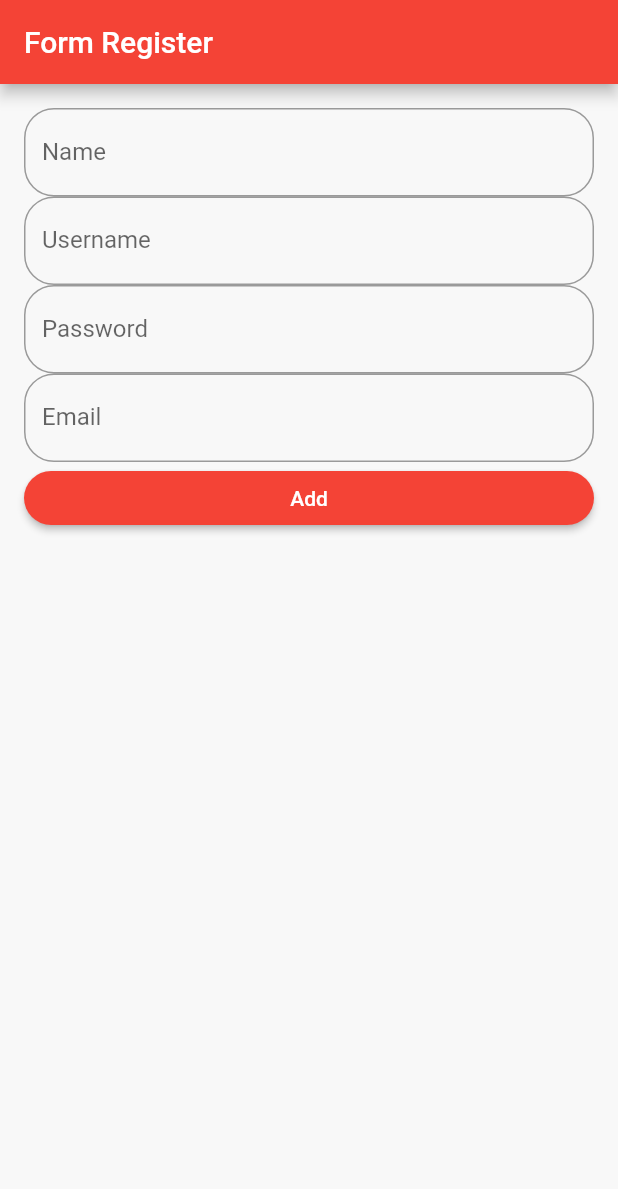
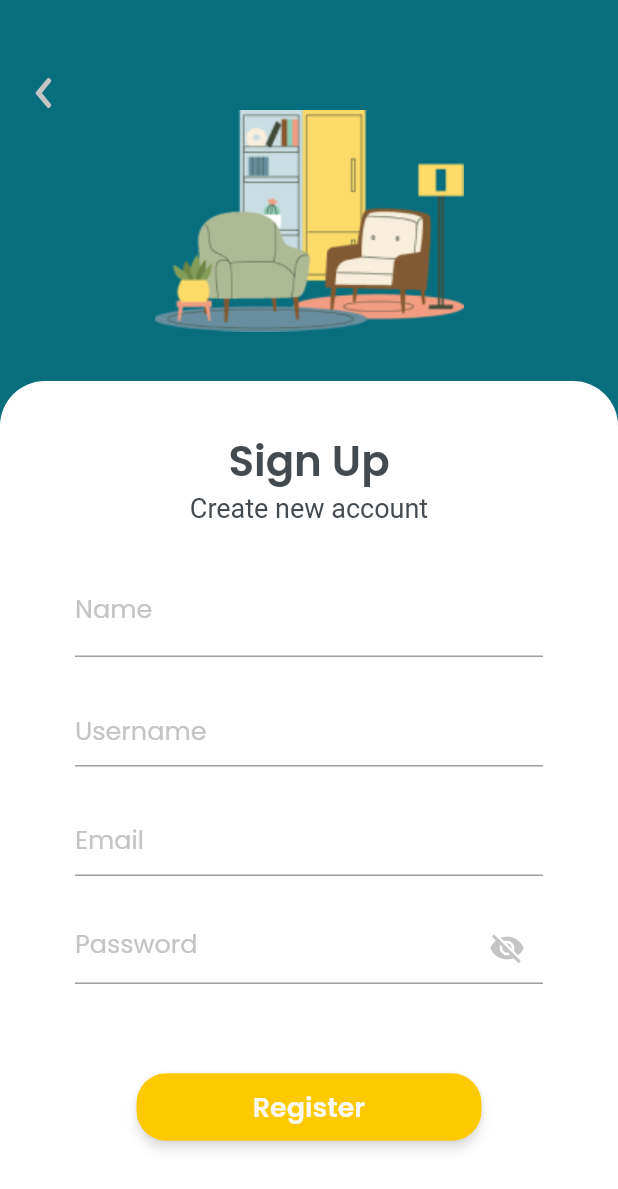
Before and after one commit to rakhaantareza/flutter-furniture-app, a Flutter app: the screen it shows after launch, on a phone screen of 412 x 824 dp. Shown: the top 1189 px of the screen. Run offline on Flutter 3.47's test engine with Material 2 defaults, Android fonts, the phone set to English and light mode, and no system bars; our stand-ins replace flutter_svg, sqflite; accounts and stored records are empty.

Commit message:
first commit

```diff
--- a/lib/screens/register/components/form_users.dart
+++ b/lib/screens/register/components/form_users.dart
@@ -2,7 +2,7 @@ import 'package:flutter/material.dart';
 import 'package:flutter_svg/flutter_svg.dart';
 import 'package:uts_furnity/constants.dart';
 import 'package:uts_furnity/screens/home/home_screen.dart';
-import 'package:uts_furnity/screens/list_users.dart';
+import 'package:uts_furnity/screens/register/components/list_users.dart';
 import 'package:uts_furnity/screens/started/started_screen.dart';
 import 'package:uts_furnity/db/db_helper.dart';
 import 'package:uts_furnity/model/users.dart';
@@ -39,63 +39,146 @@ class _FormUsersState extends State<FormUsers> {
 
   @override
   Widget build(BuildContext context) {
-    final ButtonStyle style = ElevatedButton.styleFrom(primary: Colors.red,
-        shape: RoundedRectangleBorder(borderRadius: BorderRadius.circular(20)));
+    var size = MediaQuery.of(context).size;
     return Scaffold(
-      appBar: AppBar(
-        title: Text('Form Register'),
-        backgroundColor: Colors.red,
+      backgroundColor: kPrimaryColor,
+      bottomNavigationBar: Container(
+        padding: const EdgeInsets.only(
+            top: 20, right: 50, left: 50, bottom: 50
         ),
-      body: ListView(
-        padding: EdgeInsets.all(16.0),
+        height: 570,
+        decoration: const BoxDecoration(
+          borderRadius: BorderRadius.vertical(
+            top: Radius.circular(30),
+          ),
+          color: Colors.white,
+        ),
+        child: Column(
+          crossAxisAlignment: CrossAxisAlignment.center,
+          mainAxisAlignment: MainAxisAlignment.spaceAround,
+          children: <Widget>[
+            const Text.rich(
+              TextSpan(
+                  text: 'Sign Up\n',
+                  style: TextStyle(
+                      fontWeight: FontWeight.w600,
+                      fontSize: 28,
+                      fontFamily: 'Poppins'
+                  ),
                   children: [
+                    TextSpan(
+                        text: 'Create new account',
+                        style: TextStyle(
+                            fontWeight: FontWeight.normal,
+                            fontSize: 18
+                        )
+                    ),
+                  ]
+              ),
+              textAlign: TextAlign.center,
+            ),
             TextField(
               controller: name,
-            decoration: InputDecoration(
-                labelText: 'Name',
-                border: OutlineInputBorder(
-                  borderRadius: BorderRadius.circular(20),
-                )),
+              decoration: const InputDecoration(
+                contentPadding: EdgeInsets.symmetric(vertical: 20),
+                hintText: 'Name',
+                hintStyle: TextStyle(
+                    fontFamily: 'Poppins',
+                    fontSize: 17,
+                    color: kActiveIcon
+                ),
+              ),
             ),
             TextField(
               controller: username,
-            decoration: InputDecoration(
-                labelText: 'Username',
-                border: OutlineInputBorder(
-                  borderRadius: BorderRadius.circular(20),
-                )),
+              decoration: const InputDecoration(
+                hintText: 'Username',
+                hintStyle: TextStyle(
+                    fontFamily: 'Poppins',
+                    fontSize: 17,
+                    color: kActiveIcon
                 ),
-          TextField(
-            controller: password,
-            decoration: InputDecoration(
-                labelText: 'Password',
-                border: OutlineInputBorder(
-                  borderRadius: BorderRadius.circular(20),
-                )),
+              ),
             ),
             TextField(
               controller: email,
-            decoration: InputDecoration(
-                labelText: 'Email',
-                border: OutlineInputBorder(
-                  borderRadius: BorderRadius.circular(20),
-                )),
+              decoration: const InputDecoration(
+                hintText: 'Email',
+                hintStyle: TextStyle(
+                    fontFamily: 'Poppins',
+                    fontSize: 17,
+                    color: kActiveIcon
                 ),
+              ),
+            ),
+            TextField(
+              obscureText: true,
+              controller: password,
+              decoration: const InputDecoration(
+                contentPadding: EdgeInsets.symmetric(vertical:8),
+                hintText: 'Password',
+                hintStyle: TextStyle(
+                    fontFamily: 'Poppins',
+                    fontSize: 17,
+                    color: kActiveIcon
+                ),
+                suffixIcon: Icon(
+                  Icons.visibility_off, color: kActiveIcon,
+                ),
+              ),
+            ),
+            SizedBox(height: 10),
             ElevatedButton(
-            child: (widget.users == null)
-                ? Text(
-              'Add',
-              style: TextStyle(color: Colors.white),
-            )
-                : Text(
-              'Update',
-              style: TextStyle(color: Colors.white),
+              style: ElevatedButton.styleFrom(
+                primary: kSecondaryColor,
+                onPrimary: kBackgroundColor,
+                shadowColor: Colors.white,
+                elevation: 3,
+                shape: RoundedRectangleBorder(
+                    borderRadius: BorderRadius.circular(20.0)
                 ),
-            style: style,
+                minimumSize: Size(230, 45),
+              ),
               onPressed: () {
                 upsertUsers();
               },
-          )
+              child: const Text(
+                'Register',
+                style: TextStyle(
+                    fontSize: 18,
+                    fontWeight: FontWeight.w600,
+                    fontFamily: 'Poppins'
+                ),
+              ),
+            ),
+          ],
+        ),
+      ),
+      body: Stack(
+        children: <Widget> [
+          Container(
+            margin: EdgeInsets.only(top: 40),
+            height: size.height * .75,
+            decoration: const BoxDecoration(
+              image: DecorationImage(
+                alignment: Alignment.center,
+                image: AssetImage("assets/images/login.png"),
+              ),
+            ),
+          ),
+          IconButton(
+            padding: EdgeInsets.only(top: 50, left: 10),
+            icon: SvgPicture.asset(
+                "assets/icons/back.svg",
+                color: kActiveIcon
+            ),
+            onPressed: () {
+              Navigator.push(
+                context,
+                MaterialPageRoute(builder: (context) => StartedScreen()),
+              );
+            },
+          ),
         ],
       ),
     );
@@ -122,7 +205,11 @@ class _FormUsersState extends State<FormUsers> {
         email: email!.text,
       ));
       Navigator.pop(context, 'save');
-      Navigator.push(context, MaterialPageRoute(builder: (context) => ListUsersPage()));
+      Navigator.push(
+          context, MaterialPageRoute(
+          builder: (context) => ListUsersPage()
+      )
+      );
     }
   }
 }
--- a/lib/screens/list_users.dart
+++ b/lib/screens/register/components/list_users.dart
@@ -42,13 +42,20 @@ class _ListUsersPageState extends State<ListUsersPage> {
               },
               contentPadding: EdgeInsets.all(16),
               title: Text(
-                '${users.name} ${users.username}',
+                '${users.username}',
                 style: TextStyle(
                     fontSize: 18,
-                    fontStyle: FontStyle.italic,
-                    color: Colors.deepOrangeAccent),
+                    fontFamily: 'Poppins',
+                    color: Colors.deepOrangeAccent
+                ),
               ),
-              subtitle: Text('${users.email}'),
+              subtitle: Text('${users.email}',
+                style: TextStyle(
+                    fontSize: 18,
+                    fontFamily: 'Poppins',
+                    color: Colors.black54,
+                ),
+              ),
               trailing: IconButton(
                 icon: Icon(Icons.delete),
                 onPressed: () {
```
Also changed, not shown: 1 other file. Lines whose indentation alone changed are shown as unchanged.
